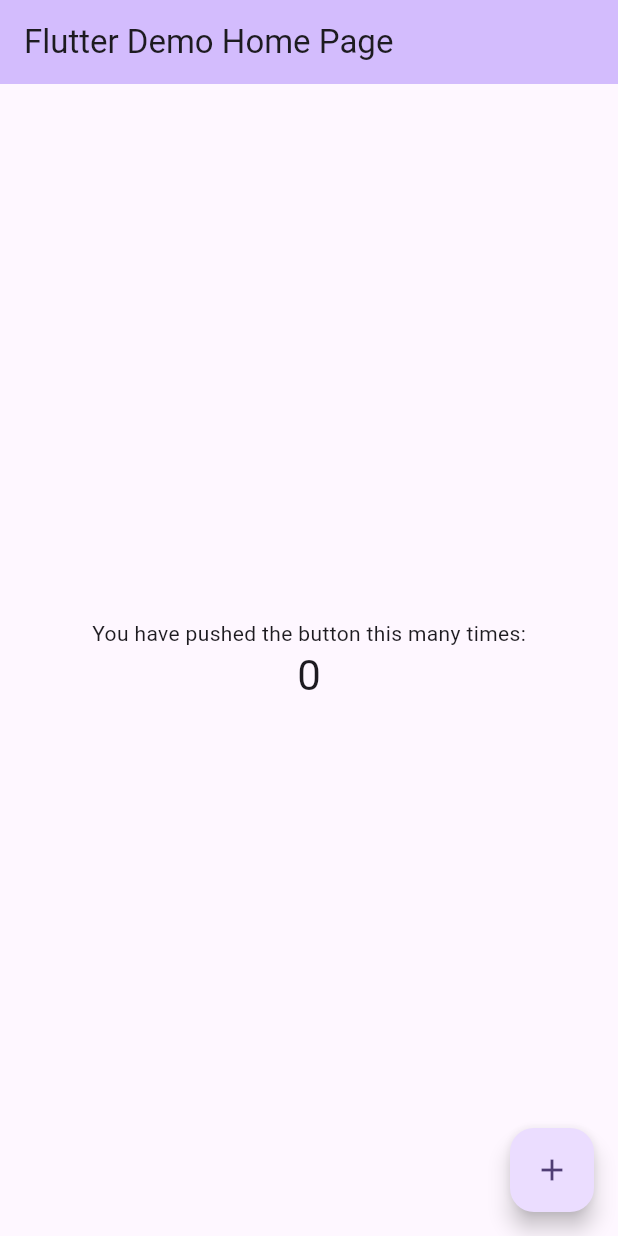
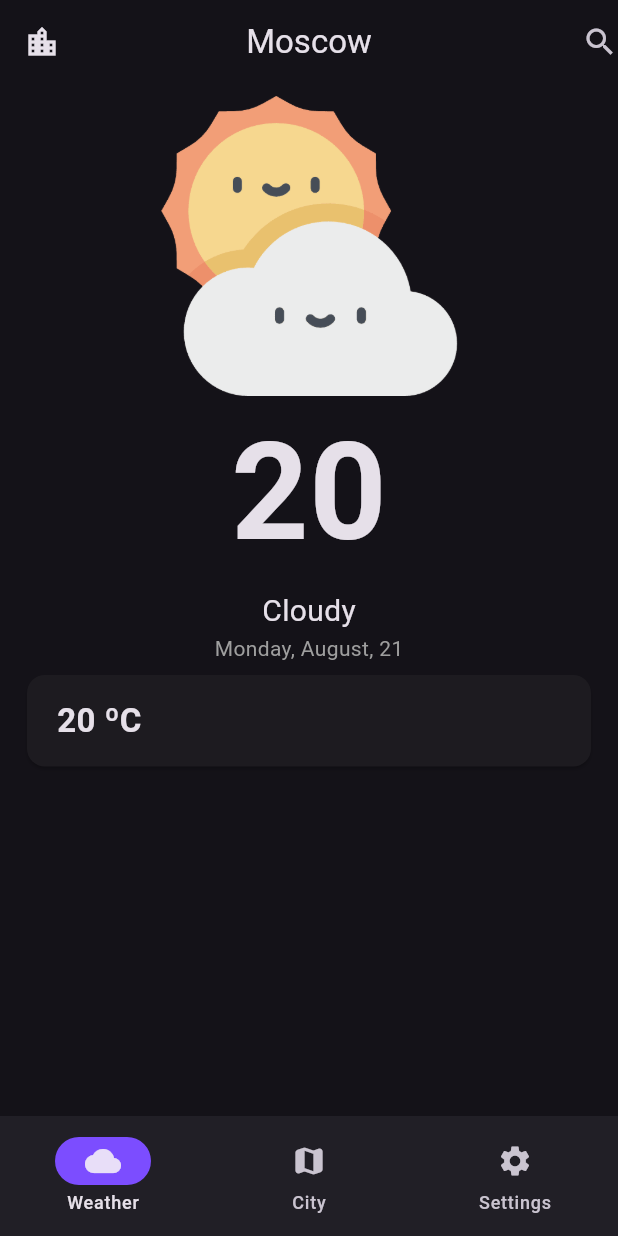
Before and after one commit to zegameiro/ICM_Homework_Asignment, a Flutter app: the screen it shows after launch, on a phone screen of 412 x 824 dp. Run offline on Flutter 3.47's test engine with Material 3 defaults, Android fonts, the phone set to English and light mode, and no system bars.

Commit message:
Begun home page

```diff
--- /dev/null
+++ b/weatherapp/lib/homepage.dart
@@ -0,0 +1,70 @@
+import 'package:flutter/material.dart';
+
+class HomePage extends StatelessWidget {
+  @override
+  Widget build(BuildContext context) {
+    return Padding(
+      padding: EdgeInsets.all(8.0),
+      child: Column(
+        children: [
+          Center(
+            child: Image.asset(
+              "assets/images/cloud.png",
+              width: 200,
+              height: 200,
+            ),
+          ),
+          Center(
+            child: Text(
+              "20",
+              style: TextStyle(
+                fontSize: 90.0,
+                fontWeight: FontWeight.bold,
+              ),
+            ),
+          ),
+          Center(
+            child: Text(
+              "Cloudy",
+              style: TextStyle(
+                fontSize: 20.0,
+              ),
+            ),
+          ),
+          Center(
+            child: Text(
+              "Monday, August, 21",
+              style: TextStyle(
+                color: Colors.grey,
+              ),
+            ),
+          ),
+          Card(
+            margin: const EdgeInsets.symmetric(horizontal: 10, vertical: 8),
+            child: Padding(
+              padding: const EdgeInsets.symmetric(vertical: 15, horizontal: 20),
+              child: Row(
+                children: [
+                  Expanded(
+                    child: Column(
+                      crossAxisAlignment: CrossAxisAlignment.start,
+                      children: [
+                        Text(
+                          '20 ºC',
+                          style: TextStyle(
+                            fontSize: 22,
+                            fontWeight: FontWeight.w600
+                          )
+                        )
+                      ],
+                    ),
+                  ),
+                ],
+              ),
+            ),
+          )
+        ],
+      ),
+    );
+  }
+}
--- a/weatherapp/lib/main.dart
+++ b/weatherapp/lib/main.dart
@@ -1,4 +1,8 @@
 import 'package:flutter/material.dart';
+import 'homepage.dart';
+import 'citypage.dart';
+import 'settingspage.dart';
+// https://github.com/darkmoonight/Rain/tree/main
 
 void main() {
   runApp(const MyApp());
@@ -11,115 +15,76 @@ class MyApp extends StatelessWidget {
   @override
   Widget build(BuildContext context) {
     return MaterialApp(
-      title: 'Flutter Demo',
-      theme: ThemeData(
-        // This is the theme of your application.
-        //
-        // TRY THIS: Try running your application with "flutter run". You'll see
-        // the application has a purple toolbar. Then, without quitting the app,
-        // try changing the seedColor in the colorScheme below to Colors.green
-        // and then invoke "hot reload" (save your changes or press the "hot
-        // reload" button in a Flutter-supported IDE, or press "r" if you used
-        // the command line to start the app).
-        //
-        // Notice that the counter didn't reset back to zero; the application
-        // state is not lost during the reload. To reset the state, use hot
-        // restart instead.
-        //
-        // This works for code too, not just values: Most code changes can be
-        // tested with just a hot reload.
-        colorScheme: ColorScheme.fromSeed(seedColor: Colors.deepPurple),
+      theme: ThemeData.dark(
         useMaterial3: true,
+
       ),
-      home: const MyHomePage(title: 'Flutter Demo Home Page'),
+      home: const NavigationBarExample(),
     );
   }
 }
 
-class MyHomePage extends StatefulWidget {
-  const MyHomePage({super.key, required this.title});
-
-  // This widget is the home page of your application. It is stateful, meaning
-  // that it has a State object (defined below) that contains fields that affect
-  // how it looks.
-
-  // This class is the configuration for the state. It holds the values (in this
-  // case the title) provided by the parent (in this case the App widget) and
-  // used by the build method of the State. Fields in a Widget subclass are
-  // always marked "final".
-
-  final String title;
+class NavigationBarExample extends StatefulWidget {
+  const NavigationBarExample({super.key});
 
   @override
-  State<MyHomePage> createState() => _MyHomePageState();
+  State<NavigationBarExample> createState() => _NavigationBarExampleState();
 }
 
-class _MyHomePageState extends State<MyHomePage> {
-  int _counter = 0;
-
-  void _incrementCounter() {
-    setState(() {
-      // This call to setState tells the Flutter framework that something has
-      // changed in this State, which causes it to rerun the build method below
-      // so that the display can reflect the updated values. If we changed
-      // _counter without calling setState(), then the build method would not be
-      // called again, and so nothing would appear to happen.
-      _counter++;
-    });
-  }
+class _NavigationBarExampleState extends State<NavigationBarExample> {
+  int currentPageIndex = 0;
 
   @override
   Widget build(BuildContext context) {
-    // This method is rerun every time setState is called, for instance as done
-    // by the _incrementCounter method above.
-    //
-    // The Flutter framework has been optimized to make rerunning build methods
-    // fast, so that you can just rebuild anything that needs updating rather
-    // than having to individually change instances of widgets.
     return Scaffold(
       appBar: AppBar(
-        // TRY THIS: Try changing the color here to a specific color (to
-        // Colors.amber, perhaps?) and trigger a hot reload to see the AppBar
-        // change color while the other colors stay the same.
-        backgroundColor: Theme.of(context).colorScheme.inversePrimary,
-        // Here we take the value from the MyHomePage object that was created by
-        // the App.build method, and use it to set our appbar title.
-        title: Text(widget.title),
+        leading: Icon(Icons.location_city),
+        title: Text("Moscow"),
+        centerTitle: true,
+        actions: <Widget>[
+          Icon(Icons.search)
+        ],
       ),
-      body: Center(
-        // Center is a layout widget. It takes a single child and positions it
-        // in the middle of the parent.
-        child: Column(
-          // Column is also a layout widget. It takes a list of children and
-          // arranges them vertically. By default, it sizes itself to fit its
-          // children horizontally, and tries to be as tall as its parent.
-          //
-          // Column has various properties to control how it sizes itself and
-          // how it positions its children. Here we use mainAxisAlignment to
-          // center the children vertically; the main axis here is the vertical
-          // axis because Columns are vertical (the cross axis would be
-          // horizontal).
-          //
-          // TRY THIS: Invoke "debug painting" (choose the "Toggle Debug Paint"
-          // action in the IDE, or press "p" in the console), to see the
-          // wireframe for each widget.
-          mainAxisAlignment: MainAxisAlignment.center,
-          children: <Widget>[
-            const Text(
-              'You have pushed the button this many times:',
-            ),
-            Text(
-              '$_counter',
-              style: Theme.of(context).textTheme.headlineMedium,
-            ),
-          ],
-        ),
+
+      bottomNavigationBar: NavigationBar(
+        onDestinationSelected: (int index) {
+          setState(() {
+            currentPageIndex = index;
+          });
+        },
+
+        indicatorColor: Colors.deepPurpleAccent,
+        selectedIndex: currentPageIndex,
+        destinations: const <Widget>[
+          NavigationDestination(
+            selectedIcon: Icon(Icons.cloud),
+            icon: Icon(Icons.cloud),
+            label: 'Weather',
+          ),
+          NavigationDestination(
+            icon: Icon(Icons.map_rounded),
+            label: 'City',
+          ),
+          NavigationDestination(
+            icon: Icon(Icons.settings),
+            label: 'Settings',
+          ),
+        ],
       ),
-      floatingActionButton: FloatingActionButton(
-        onPressed: _incrementCounter,
-        tooltip: 'Increment',
-        child: const Icon(Icons.add),
-      ), // This trailing comma makes auto-formatting nicer for build methods.
+      body: SingleChildScrollView(
+        child: <Widget>[
+
+          /// Home page
+          HomePage(),
+
+          /// Notifications page
+          CityPage(),
+
+          /// Messages page
+          SettingPage(),
+
+        ][currentPageIndex],
+        )
     );
   }
 }
```
Also changed, not shown: weatherapp/analysis_options.yaml (+7 -24 lines), weatherapp/lib/citypage.dart (added, +28 -0 lines), weatherapp/lib/settingspage.dart (added, +41 -0 lines), weatherapp/pubspec.yaml (+7 -70 lines), weatherapp/assets/images/clear_day.png (added), weatherapp/assets/images/cloud.png (added), weatherapp/assets/images/cloudy_day.png (added), weatherapp/assets/images/full-moon.png (added), weatherapp/assets/images/moon.png (added), weatherapp/flutter-weather-app.png (added).
